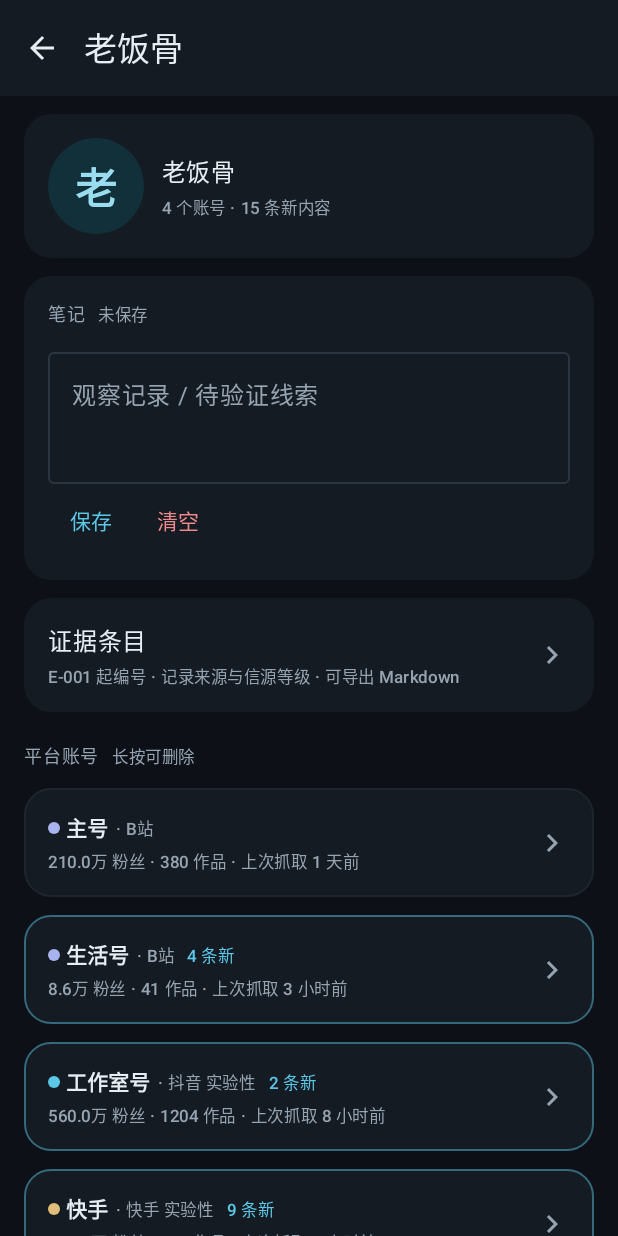
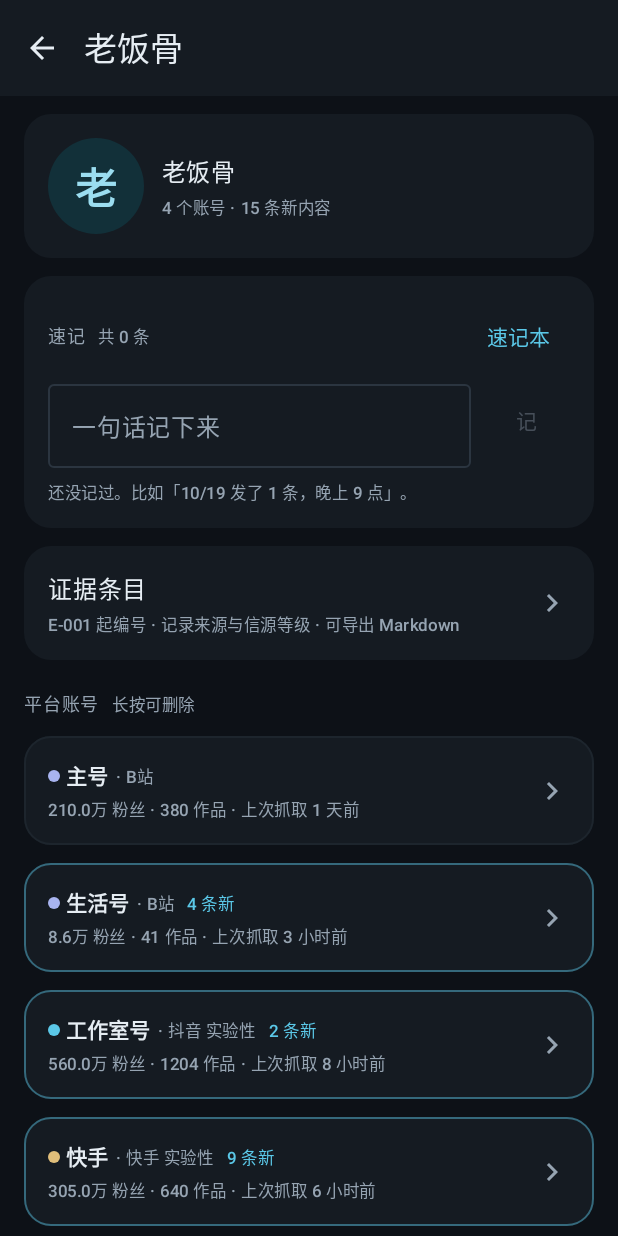
Before and after one commit to Acpicu/SJ-Lens, an Android app built with Jetpack Compose: the @Preview function PersonDetailScreenPreview, on a phone screen of 412 x 824 dp. Run offline under Robolectric (Android 15) with nearby library versions, the light colour scheme and no system bars; pictures from the network do not load.

Commit message:
feat: 速记（一行一句话，点一下就存）
- 新增 QuickNoteStore：每文件夹一个速记列表，字段只有 时间/一句话/类型
- 文件夹页原「笔记」卡换成「速记」：单行输入 + 「记」按钮 + 最近 3 条，其余进速记本
- 新增速记本页：类型 chip（发布/改名/删除/观察）+ 全部记录可删 + 右上「记什么」讲该记哪五类
- 论证：随手记要快，编号/哈希/等级留在「证据条目」，需要引用时才升级

```diff
--- a/app/src/main/java/com/sj/followclip/ui/detail/PersonDetailScreen.kt
+++ b/app/src/main/java/com/sj/followclip/ui/detail/PersonDetailScreen.kt
@@ -52,7 +52,7 @@ import androidx.compose.ui.platform.LocalContext
 import androidx.compose.ui.text.style.TextOverflow
 import androidx.compose.ui.tooling.preview.Preview
 import androidx.compose.ui.unit.dp
-import com.sj.followclip.data.local.NoteStore
+import com.sj.followclip.data.local.QuickNoteStore
 import com.sj.followclip.domain.model.Account
 import com.sj.followclip.domain.model.Person
 import com.sj.followclip.domain.model.totalUnread
@@ -64,6 +64,9 @@ import com.sj.followclip.ui.theme.textMuted
 import com.sj.followclip.util.AvatarStore
 import com.sj.followclip.util.formatCount
 import com.sj.followclip.util.relativeTime
+import java.text.SimpleDateFormat
+import java.util.Date
+import java.util.Locale
 
 /**
  * 人物（文件夹）内部：这个人 + 他在各平台的账号。
@@ -81,6 +84,7 @@ fun PersonDetailScreen(
     onAccountClick: (Account) -> Unit,
     onDeleteAccount: (Long) -> Unit,
     onOpenEvidence: (Long) -> Unit,
+    onOpenNotes: (Long) -> Unit,
     modifier: Modifier = Modifier
 ) {
     // 账号列表直接取传入的数据，删除通过回调交给上层改状态，界面自动刷新
@@ -139,7 +143,10 @@ fun PersonDetailScreen(
             }
 
             item {
-                NoteCard(personId = person.id)
+                QuickCaptureCard(
+                    personId = person.id,
+                    onOpenAll = { onOpenNotes(person.id) }
+                )
             }
 
             item {
@@ -400,15 +407,16 @@ private fun AccountCard(
 }
 
 /**
- * 笔记卡：每个文件夹一条自由文本，用于记观察结论和待验证线索。
+ * 速记卡：一行输入 + 一个「记」按钮，最近三条直接显示，其余进「速记本」。
  *
- * 只在点「保存」时落盘，避免边打字边写；清空需要二次确认在长按删除逻辑之外，这里直接清。
+ * 这里刻意不做必填项、不做等级、不做哈希 —— 随手记要足够快。
  */
 @Composable
-private fun NoteCard(personId: Long) {
+private fun QuickCaptureCard(personId: Long, onOpenAll: () -> Unit) {
     val context = LocalContext.current
-    var text by remember(personId) { mutableStateOf(NoteStore.load(context, personId)) }
-    var saved by remember(personId) { mutableStateOf(NoteStore.hasNotes(context, personId)) }
+    var notes by remember(personId) { mutableStateOf(QuickNoteStore.list(context, personId)) }
+    var text by remember { mutableStateOf("") }
+    val fmt = remember { SimpleDateFormat("MM-dd HH:mm", Locale.US) }
 
     Card(
         modifier = Modifier.fillMaxWidth(),
@@ -418,52 +426,67 @@ private fun NoteCard(personId: Long) {
         Column(modifier = Modifier.padding(Spacing.cardPadding)) {
             Row(verticalAlignment = Alignment.CenterVertically) {
                 Text(
-                    text = "笔记",
+                    text = "速记",
                     style = MaterialTheme.typography.labelMedium,
                     color = MaterialTheme.colorScheme.textMuted
                 )
                 Spacer(Modifier.width(Spacing.itemGap))
                 Text(
-                    text = if (saved) "已保存" else "未保存",
+                    text = "共 ${notes.size} 条",
                     style = MaterialTheme.typography.labelSmall,
-                    color = if (saved) {
-                        MaterialTheme.colorScheme.primary
-                    } else {
-                        MaterialTheme.colorScheme.textMuted
+                    color = MaterialTheme.colorScheme.textMuted
+                )
+                Spacer(Modifier.weight(1f))
+                TextButton(onClick = onOpenAll) { Text("速记本") }
+            }
+
+            Row(verticalAlignment = Alignment.CenterVertically) {
+                OutlinedTextField(
+                    value = text,
+                    onValueChange = { text = it },
+                    label = { Text("一句话记下来") },
+                    singleLine = true,
+                    modifier = Modifier.weight(1f)
+                )
+                Spacer(Modifier.width(Spacing.itemGap))
+                TextButton(
+                    enabled = text.isNotBlank(),
+                    onClick = {
+                        notes = QuickNoteStore.add(context, personId, text)
+                        text = ""
                     }
+                ) { Text("记") }
+            }
+
+            notes.take(3).forEach { note ->
+                Spacer(Modifier.height(Spacing.itemGap))
+                Row(verticalAlignment = Alignment.CenterVertically) {
+                    Text(
+                        text = note.kind,
+                        style = MaterialTheme.typography.labelSmall,
+                        color = MaterialTheme.colorScheme.primary
+                    )
+                    Spacer(Modifier.width(Spacing.tinyGap))
+                    Text(
+                        text = fmt.format(Date(note.at)),
+                        style = MaterialTheme.typography.labelSmall,
+                        color = MaterialTheme.colorScheme.textMuted
+                    )
+                }
+                Text(
+                    text = note.text,
+                    style = MaterialTheme.typography.bodySmall,
+                    color = MaterialTheme.colorScheme.onSurface
                 )
             }
 
-            Spacer(Modifier.height(Spacing.itemGap))
-
-            OutlinedTextField(
-                value = text,
-                onValueChange = {
-                    text = it
-                    saved = false
-                },
-                label = { Text("观察记录 / 待验证线索") },
-                modifier = Modifier
-                    .fillMaxWidth()
-                    .heightIn(min = 96.dp)
-            )
-
-            Row(verticalAlignment = Alignment.CenterVertically) {
-                TextButton(
-                    onClick = {
-                        NoteStore.save(context, personId, text)
-                        saved = text.isNotBlank()
-                    }
-                ) { Text("保存") }
-
-                TextButton(
-                    enabled = text.isNotBlank() || saved,
-                    onClick = {
-                        NoteStore.clear(context, personId)
-                        text = ""
-                        saved = false
-                    }
-                ) { Text("清空", color = MaterialTheme.colorScheme.error) }
+            if (notes.isEmpty()) {
+                Spacer(Modifier.height(Spacing.itemGap))
+                Text(
+                    text = "还没记过。比如「10/19 发了 1 条，晚上 9 点」。",
+                    style = MaterialTheme.typography.labelSmall,
+                    color = MaterialTheme.colorScheme.textMuted
+                )
             }
         }
     }
@@ -478,7 +501,8 @@ private fun PersonDetailScreenPreview() {
             onBack = {},
             onAccountClick = {},
             onDeleteAccount = {},
-            onOpenEvidence = {}
+            onOpenEvidence = {},
+            onOpenNotes = {}
         )
     }
 }
```
Also changed, not shown: app/src/main/java/com/sj/followclip/data/local/QuickNoteStore.kt (added, +86 -0 lines), app/src/main/java/com/sj/followclip/ui/AppNavigation.kt (+20 -1 lines), app/src/main/java/com/sj/followclip/ui/notes/NotesScreen.kt (added, +242 -0 lines).
